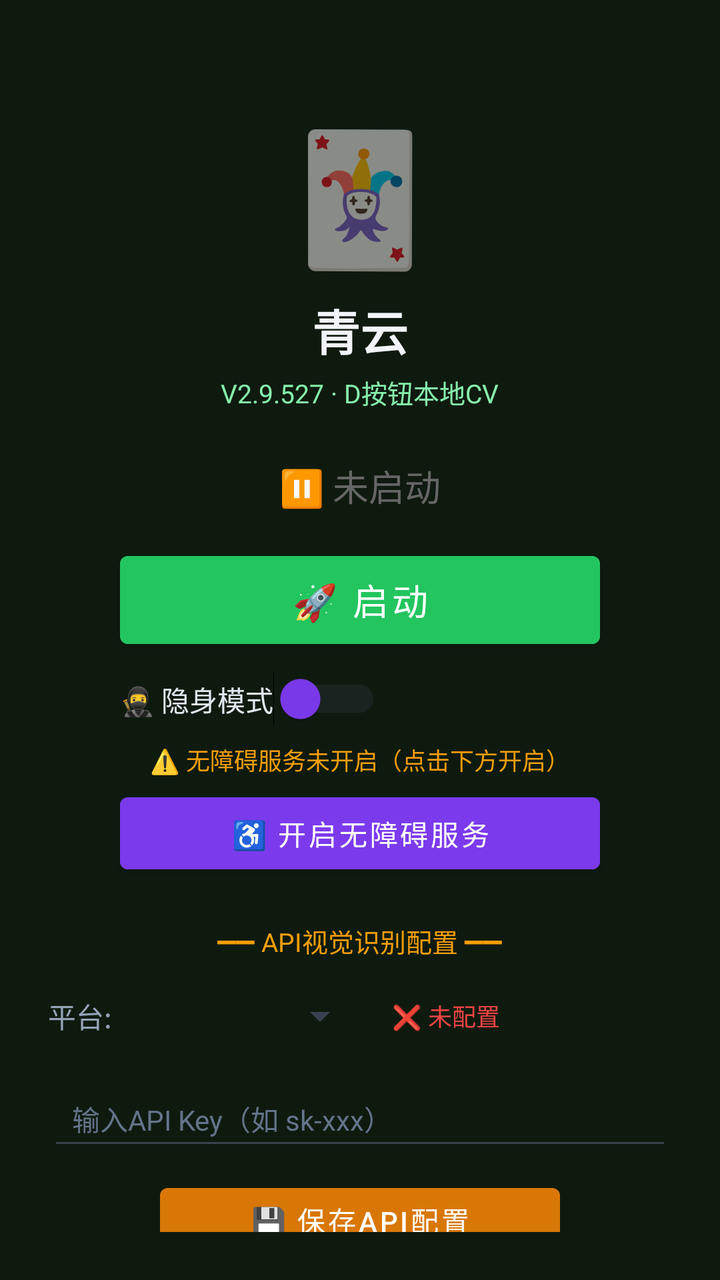
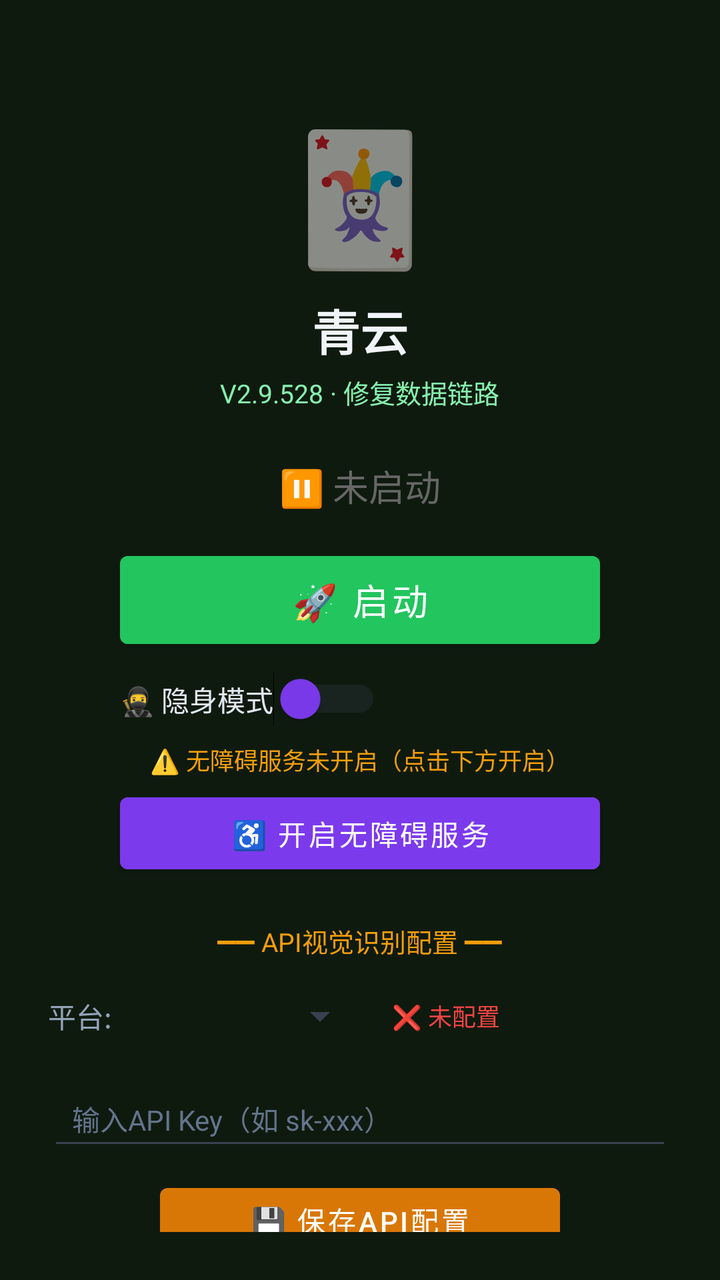

Two renders of the same Android screen: before a commit and after it. Below are the layout's source before the change and the commit's diff.
<!-- AndroidManifest.xml: activity theme Theme.MjScreenshot -->
<!-- res/layout/activity_main.xml -->
<?xml version="1.0" encoding="utf-8"?>
<LinearLayout xmlns:android="http://schemas.android.com/apk/res/android"
    android:layout_width="match_parent"
    android:layout_height="match_parent"
    android:orientation="vertical"
    android:background="#0f1a0f"
    android:padding="24dp"
    android:gravity="center_horizontal">

    <TextView
        android:layout_width="wrap_content"
        android:layout_height="wrap_content"
        android:text="🃏"
        android:textSize="64sp"
        android:layout_marginTop="30dp" />

    <TextView
        android:layout_width="wrap_content"
        android:layout_height="wrap_content"
        android:text="青云"
        android:textSize="24sp"
        android:textColor="#f1f5f9"
        android:textStyle="bold"
        android:layout_marginTop="8dp" />

    <TextView
        android:layout_width="wrap_content"
        android:layout_height="wrap_content"
        android:text="V2.9.527 · D按钮本地CV"
        android:textSize="13sp"
        android:textColor="#86efac"
        android:layout_marginTop="4dp" />

    <TextView
        android:id="@+id/tvStatus"
        android:layout_width="wrap_content"
        android:layout_height="wrap_content"
        android:text="⏸ 未启动"
        android:textSize="18sp"
        android:textColor="#666666"
        android:layout_marginTop="24dp" />

    <Button
        android:id="@+id/btnStart"
        android:layout_width="240dp"
        android:layout_height="56dp"
        android:text="🚀 启动"
        android:textSize="18sp"
        android:textColor="#ffffff"
        android:backgroundTint="#22c55e"
        android:layout_marginTop="16dp" />

    <Button
        android:id="@+id/btnHelper"
        android:layout_width="240dp"
        android:layout_height="56dp"
        android:text="🃏 打开智囊"
        android:textSize="16sp"
        android:textColor="#ffffff"
        android:backgroundTint="#16a34a"
        android:layout_marginTop="12dp"
        android:visibility="gone" />

    
    <LinearLayout
        android:layout_width="240dp"
        android:layout_height="wrap_content"
        android:orientation="horizontal"
        android:gravity="center_vertical"
        android:layout_marginTop="8dp">

        <Switch
            android:id="@+id/switchStealth"
            android:layout_width="wrap_content"
            android:layout_height="wrap_content"
            android:text="🥷 隐身模式"
            android:textColor="#e2e8f0"
            android:textSize="14sp"
            android:thumbTint="#7c3aed"
            android:trackTint="#374151" />
    </LinearLayout>

    <TextView
        android:id="@+id/tvAccessibilityStatus"
        android:layout_width="wrap_content"
        android:layout_height="wrap_content"
        android:text="⚠️ 无障碍服务未开启（点击下方开启）"
        android:textSize="12sp"
        android:textColor="#f59e0b"
        android:layout_marginTop="8dp"
        android:gravity="center" />

    <Button
        android:id="@+id/btnAccessibility"
        android:layout_width="240dp"
        android:layout_height="48dp"
        android:text="♿ 开启无障碍服务"
        android:textSize="14sp"
        android:textColor="#ffffff"
        android:backgroundTint="#7c3aed"
        android:layout_marginTop="4dp" />

    <TextView
        android:layout_width="wrap_content"
        android:layout_height="wrap_content"
        android:text="━━ API视觉识别配置 ━━"
        android:textSize="13sp"
        android:textColor="#f59e0b"
        android:layout_marginTop="20dp" />

    <LinearLayout
        android:layout_width="match_parent"
        android:layout_height="wrap_content"
        android:orientation="horizontal"
        android:layout_marginTop="8dp"
        android:gravity="center_vertical">

        <TextView
            android:layout_width="wrap_content"
            android:layout_height="wrap_content"
            android:text="平台:"
            android:textSize="14sp"
            android:textColor="#94a3b8" />

        <Spinner
            android:id="@+id/spinnerProvider"
            android:layout_width="120dp"
            android:layout_height="40dp"
            android:layout_marginStart="8dp"
            android:backgroundTint="#374151" />

        <TextView
            android:id="@+id/tvApiStatus"
            android:layout_width="wrap_content"
            android:layout_height="wrap_content"
            android:text="❌ 未配置"
            android:textSize="12sp"
            android:textColor="#ef4444"
            android:layout_marginStart="12dp" />
    </LinearLayout>

    <EditText
        android:id="@+id/etApiKey"
        android:layout_width="match_parent"
        android:layout_height="44dp"
        android:hint="输入API Key（如 sk-xxx）"
        android:textSize="14sp"
        android:textColor="#e2e8f0"
        android:textColorHint="#64748b"
        android:backgroundTint="#374151"
        android:inputType="textPassword"
        android:layout_marginTop="8dp"
        android:paddingStart="12dp"
        android:paddingEnd="12dp" />

    <Button
        android:id="@+id/btnSaveApi"
        android:layout_width="200dp"
        android:layout_height="44dp"
        android:text="💾 保存API配置"
        android:textSize="14sp"
        android:textColor="#ffffff"
        android:backgroundTint="#d97706"
        android:layout_marginTop="8dp" />

    <TextView
        android:id="@+id/tvHint"
        android:layout_width="wrap_content"
        android:layout_height="wrap_content"
        android:text="先点上方按钮启动截屏"
        android:textSize="13sp"
        android:textColor="#666666"
        android:layout_marginTop="12dp"
        android:gravity="center" />

    <TextView
        android:layout_width="wrap_content"
        android:layout_height="wrap_content"
        android:text="使用步骤：\n1. 配置API Key（支持OpenAI/通义千问VL/硅基流动）\n2. 点「开启无障碍服务」→ 开启\n3. 开启「🥷隐身模式」(反检测)\n4. 点「启动」→ 允许悬浮窗\n5. 打牌时点屏幕上的🎯悬浮球即可截屏识别\n★ 拖动悬浮球可移到不挡牌的位置 ★\n★ 长按悬浮球可展开/收起详细面板 ★\n★ 悬浮球边框颜色=建议：绿=加注 橙=跟注 红=弃牌 ★"
        android:textSize="12sp"
        android:textColor="#64748b"
        android:layout_marginTop="12dp"
        android:lineSpacingExtra="3dp" />

</LinearLayout>
<!-- resources referenced by this layout -->
<resources>
  <style name="Theme.MjScreenshot" parent="Theme.MaterialComponents.DayNight.DarkActionBar">
          <item name="colorPrimary">#1e40af</item>
          <item name="colorPrimaryVariant">#1e3a8a</item>
          <item name="colorOnPrimary">#ffffff</item>
          <item name="android:statusBarColor">#0f172a</item>
      </style>
</resources>

<!-- the commit's change to res/layout/activity_main.xml (unified diff, before → after) -->
@@ -26,7 +26,7 @@
     <TextView
         android:layout_width="wrap_content"
         android:layout_height="wrap_content"
-        android:text="V2.9.527 · D按钮本地CV"
+        android:text="V2.9.528 · 修复数据链路"
         android:textSize="13sp"
         android:textColor="#86efac"
         android:layout_marginTop="4dp" />
